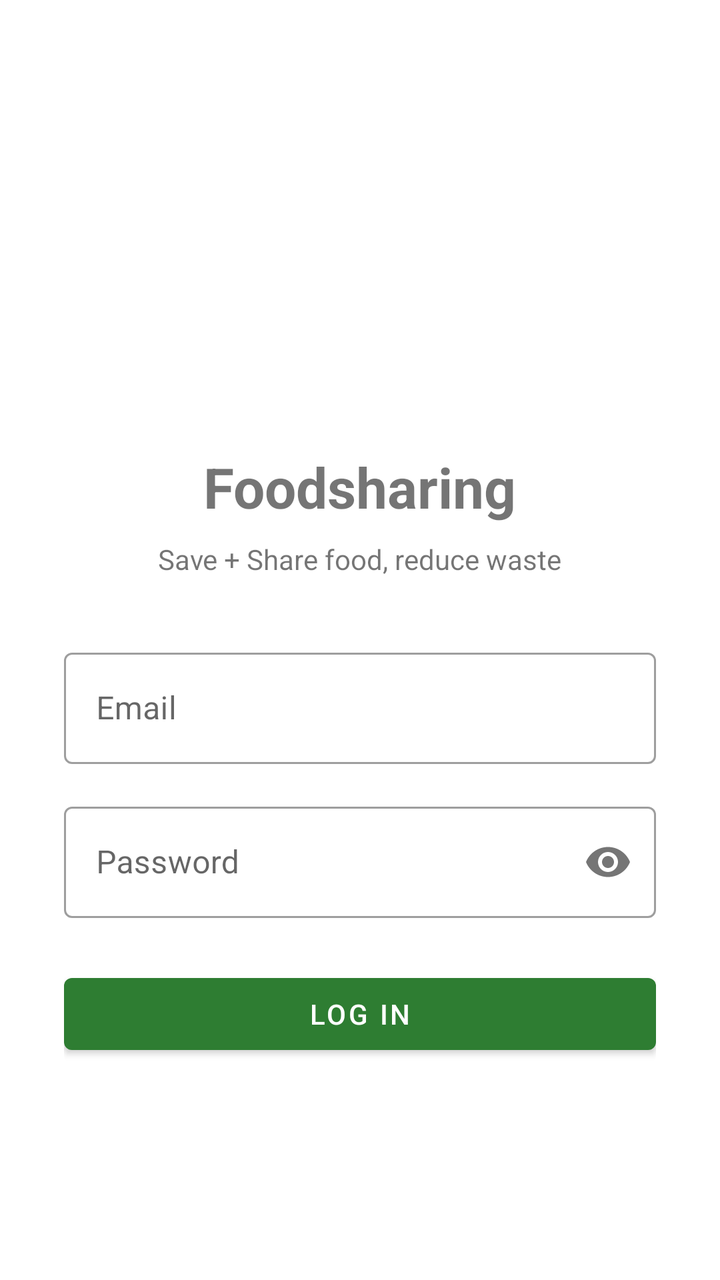
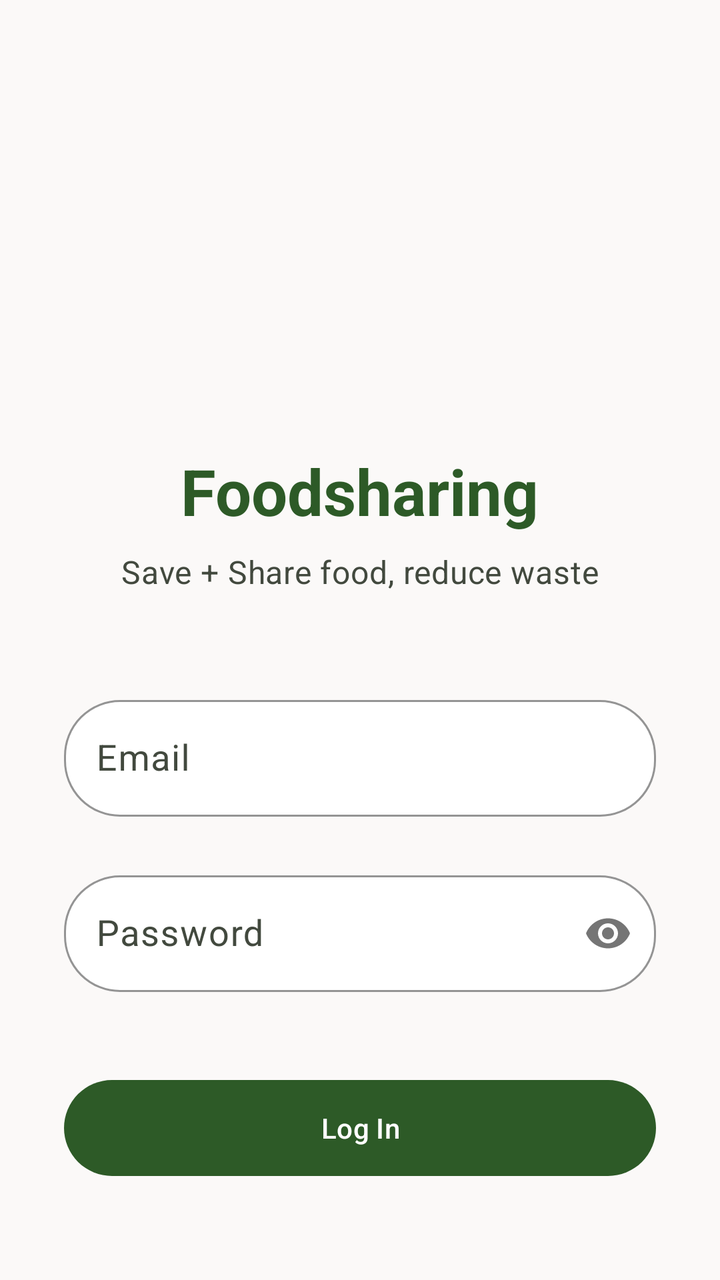

The first picture is an Android layout as it rendered before a commit; the second is the same layout after the commit. The layout source and the unified diff follow.
<!-- AndroidManifest.xml: application theme Theme.FoodsharingApp -->
<!-- res/layout/activity_login.xml -->
<?xml version="1.0" encoding="utf-8"?>
<ScrollView xmlns:android="http://schemas.android.com/apk/res/android"
    android:layout_width="match_parent"
    android:layout_height="match_parent"
    android:fillViewport="true">

    <LinearLayout
        android:layout_width="match_parent"
        android:layout_height="wrap_content"
        android:orientation="vertical"
        android:padding="32dp"
        android:gravity="center">

        <ImageView
            android:id="@+id/ivLogo"
            android:layout_width="100dp"
            android:layout_height="100dp"
            android:src="@mipmap/ic_launcher"
            android:layout_marginBottom="16dp"
            android:contentDescription="@string/app_name" />

        <TextView
            android:layout_width="wrap_content"
            android:layout_height="wrap_content"
            android:text="@string/app_name"
            android:textSize="28sp"
            android:textStyle="bold"
            android:layout_marginBottom="8dp" />

        <TextView
            android:layout_width="wrap_content"
            android:layout_height="wrap_content"
            android:text="@string/login_subtitle"
            android:textSize="14sp"
            android:layout_marginBottom="32dp" />

        
        <TextView
            android:id="@+id/tvSelectServer"
            android:layout_width="match_parent"
            android:layout_height="wrap_content"
            android:text="@string/select_server"
            android:textStyle="bold"
            android:layout_marginBottom="8dp"
            android:visibility="gone" />

        <RadioGroup
            android:id="@+id/rgServer"
            android:layout_width="match_parent"
            android:layout_height="wrap_content"
            android:orientation="vertical"
            android:layout_marginBottom="24dp"
            android:visibility="gone">

            <RadioButton
                android:id="@+id/rbProduction"
                android:layout_width="wrap_content"
                android:layout_height="wrap_content"
                android:text="@string/server_production"
                android:checked="true" />

            <RadioButton
                android:id="@+id/rbBeta"
                android:layout_width="wrap_content"
                android:layout_height="wrap_content"
                android:text="@string/server_beta" />
        </RadioGroup>

        <com.google.android.material.textfield.TextInputLayout
            android:layout_width="match_parent"
            android:layout_height="wrap_content"
            android:hint="@string/email"
            style="@style/Widget.MaterialComponents.TextInputLayout.OutlinedBox"
            android:layout_marginBottom="16dp">

            <com.google.android.material.textfield.TextInputEditText
                android:id="@+id/etEmail"
                android:layout_width="match_parent"
                android:layout_height="wrap_content"
                android:inputType="textEmailAddress" />
        </com.google.android.material.textfield.TextInputLayout>

        <com.google.android.material.textfield.TextInputLayout
            android:layout_width="match_parent"
            android:layout_height="wrap_content"
            android:hint="@string/password"
            style="@style/Widget.MaterialComponents.TextInputLayout.OutlinedBox"
            app:passwordToggleEnabled="true"
            xmlns:app="http://schemas.android.com/apk/res-auto"
            android:layout_marginBottom="24dp">

            <com.google.android.material.textfield.TextInputEditText
                android:id="@+id/etPassword"
                android:layout_width="match_parent"
                android:layout_height="wrap_content"
                android:inputType="textPassword" />
        </com.google.android.material.textfield.TextInputLayout>

        <ProgressBar
            android:id="@+id/progressBar"
            android:layout_width="wrap_content"
            android:layout_height="wrap_content"
            android:visibility="gone"
            android:layout_marginBottom="8dp" />

        <com.google.android.material.button.MaterialButton
            android:id="@+id/btnLogin"
            android:layout_width="match_parent"
            android:layout_height="wrap_content"
            android:text="@string/login" />

    </LinearLayout>
</ScrollView>
<!-- resources referenced by this layout -->
<resources>
  <style name="Theme.FoodsharingApp" parent="Theme.MaterialComponents.DayNight.DarkActionBar">
          <item name="colorPrimary">@color/colorPrimary</item>
          <item name="colorPrimaryVariant">@color/colorPrimaryVariant</item>
          <item name="colorOnPrimary">@color/colorOnPrimary</item>
          <item name="colorSecondary">@color/colorSecondary</item>
          <item name="colorOnSecondary">@color/colorOnSecondary</item>
          <item name="android:statusBarColor">@color/colorPrimaryVariant</item>
      </style>
  <color name="colorPrimary">#2e7d32</color>
  <color name="colorPrimaryVariant">#1b5e20</color>
  <color name="colorOnPrimary">#ffffff</color>
  <color name="colorSecondary">#ff6f00</color>
  <color name="colorOnSecondary">#000000</color>
  <!-- unchanged entries left out for length: 10 -->
</resources>

<!-- the commit's change to res/layout/activity_login.xml (unified diff, before → after) -->
@@ -1,77 +1,59 @@
 <?xml version="1.0" encoding="utf-8"?>
 <ScrollView xmlns:android="http://schemas.android.com/apk/res/android"
+    xmlns:app="http://schemas.android.com/apk/res-auto"
+    xmlns:tools="http://schemas.android.com/tools"
     android:layout_width="match_parent"
     android:layout_height="match_parent"
+    android:background="@color/background"
     android:fillViewport="true">
 
-    <LinearLayout
+    <androidx.constraintlayout.widget.ConstraintLayout
         android:layout_width="match_parent"
         android:layout_height="wrap_content"
-        android:orientation="vertical"
-        android:padding="32dp"
-        android:gravity="center">
+        android:padding="32dp">
 
         <ImageView
             android:id="@+id/ivLogo"
-            android:layout_width="100dp"
-            android:layout_height="100dp"
+            android:layout_width="120dp"
+            android:layout_height="120dp"
+            android:layout_marginTop="48dp"
+            android:contentDescription="@string/app_name"
             android:src="@mipmap/ic_launcher"
-            android:layout_marginBottom="16dp"
-            android:contentDescription="@string/app_name" />
+            app:layout_constraintEnd_toEndOf="parent"
+            app:layout_constraintStart_toStartOf="parent"
+            app:layout_constraintTop_toTopOf="parent" />
 
         <TextView
+            android:id="@+id/tvAppName"
             android:layout_width="wrap_content"
             android:layout_height="wrap_content"
+            android:layout_marginTop="24dp"
             android:text="@string/app_name"
-            android:textSize="28sp"
-            android:textStyle="bold"
-            android:layout_marginBottom="8dp" />
+            android:textAppearance="?attr/textAppearanceHeadlineLarge"
+            android:textColor="@color/primary"
+            app:layout_constraintEnd_toEndOf="parent"
+            app:layout_constraintStart_toStartOf="parent"
+            app:layout_constraintTop_toBottomOf="@+id/ivLogo" />
 
         <TextView
+            android:id="@+id/tvSubtitle"
             android:layout_width="wrap_content"
             android:layout_height="wrap_content"
+            android:layout_marginTop="8dp"
             android:text="@string/login_subtitle"
-            android:textSize="14sp"
-            android:layout_marginBottom="32dp" />
+            android:textAppearance="?attr/textAppearanceBodyMedium"
+            app:layout_constraintEnd_toEndOf="parent"
+            app:layout_constraintStart_toStartOf="parent"
+            app:layout_constraintTop_toBottomOf="@+id/tvAppName" />
 
-        
-        <TextView
-            android:id="@+id/tvSelectServer"
+        <com.google.android.material.textfield.TextInputLayout
+            android:id="@+id/tilEmail"
+            style="@style/Widget.Foodsharing.TextInputLayout.Pill"
             android:layout_width="match_parent"
             android:layout_height="wrap_content"
-            android:text="@string/select_server"
-            android:textStyle="bold"
-            android:layout_marginBottom="8dp"
-            android:visibility="gone" />
-
-        <RadioGroup
-            android:id="@+id/rgServer"
-            android:layout_width="match_parent"
-            android:layout_height="wrap_content"
-            android:orientation="vertical"
-            android:layout_marginBottom="24dp"
-            android:visibility="gone">
-
-            <RadioButton
-                android:id="@+id/rbProduction"
-                android:layout_width="wrap_content"
-                android:layout_height="wrap_content"
-                android:text="@string/server_production"
-                android:checked="true" />
-
-            <RadioButton
-                android:id="@+id/rbBeta"
-                android:layout_width="wrap_content"
-                android:layout_height="wrap_content"
-                android:text="@string/server_beta" />
-        </RadioGroup>
-
-        <com.google.android.material.textfield.TextInputLayout
-            android:layout_width="match_parent"
-            android:layout_height="wrap_content"
+            android:layout_marginTop="48dp"
             android:hint="@string/email"
-            style="@style/Widget.MaterialComponents.TextInputLayout.OutlinedBox"
-            android:layout_marginBottom="16dp">
+            app:layout_constraintTop_toBottomOf="@+id/tvSubtitle">
 
             <com.google.android.material.textfield.TextInputEditText
                 android:id="@+id/etEmail"
@@ -81,13 +63,14 @@
         </com.google.android.material.textfield.TextInputLayout>
 
         <com.google.android.material.textfield.TextInputLayout
+            android:id="@+id/tilPassword"
+            style="@style/Widget.Foodsharing.TextInputLayout.Pill"
             android:layout_width="match_parent"
             android:layout_height="wrap_content"
+            android:layout_marginTop="16dp"
             android:hint="@string/password"
-            style="@style/Widget.MaterialComponents.TextInputLayout.OutlinedBox"
-            app:passwordToggleEnabled="true"
-            xmlns:app="http://schemas.android.com/apk/res-auto"
-            android:layout_marginBottom="24dp">
+            app:layout_constraintTop_toBottomOf="@+id/tilEmail"
+            app:passwordToggleEnabled="true">
 
             <com.google.android.material.textfield.TextInputEditText
                 android:id="@+id/etPassword"
@@ -96,18 +79,57 @@
                 android:inputType="textPassword" />
         </com.google.android.material.textfield.TextInputLayout>
 
+        <TextView
+            android:id="@+id/tvSelectServer"
+            android:layout_width="wrap_content"
+            android:layout_height="wrap_content"
+            android:layout_marginTop="16dp"
+            android:text="@string/select_server"
+            android:textAppearance="?attr/textAppearanceTitleMedium"
+            android:visibility="gone"
+            app:layout_constraintStart_toStartOf="parent"
+            app:layout_constraintTop_toBottomOf="@+id/tilPassword" />
+
+        <RadioGroup
+            android:id="@+id/rgServer"
+            android:layout_width="match_parent"
+            android:layout_height="wrap_content"
+            android:layout_marginTop="8dp"
+            android:orientation="vertical"
+            android:visibility="gone"
+            app:layout_constraintTop_toBottomOf="@+id/tvSelectServer">
+
+            <com.google.android.material.radiobutton.MaterialRadioButton
+                android:id="@+id/rbProduction"
+                android:layout_width="wrap_content"
+                android:layout_height="wrap_content"
+                android:text="@string/server_production" />
+
+            <com.google.android.material.radiobutton.MaterialRadioButton
+                android:id="@+id/rbBeta"
+                android:layout_width="wrap_content"
+                android:layout_height="wrap_content"
+                android:text="@string/server_beta" />
+        </RadioGroup>
+
+        <com.google.android.material.button.MaterialButton
+            android:id="@+id/btnLogin"
+            style="@style/Widget.Foodsharing.Button.Pill"
+            android:layout_width="match_parent"
+            android:layout_height="wrap_content"
+            android:layout_marginTop="32dp"
+            android:text="@string/login"
+            app:layout_constraintTop_toBottomOf="@+id/rgServer" />
+
         <ProgressBar
             android:id="@+id/progressBar"
             android:layout_width="wrap_content"
             android:layout_height="wrap_content"
+            android:layout_marginTop="16dp"
             android:visibility="gone"
-            android:layout_marginBottom="8dp" />
+            app:layout_constraintEnd_toEndOf="parent"
+            app:layout_constraintStart_toStartOf="parent"
+            app:layout_constraintTop_toBottomOf="@+id/btnLogin" />
 
-        <com.google.android.material.button.MaterialButton
-            android:id="@+id/btnLogin"
-            android:layout_width="match_parent"
-            android:layout_height="wrap_content"
-            android:text="@string/login" />
-
-    </LinearLayout>
+    </androidx.constraintlayout.widget.ConstraintLayout>
 </ScrollView>
<!-- resource entries referenced after the edit -->
@@ -1,18 +1,105 @@
 <!-- resources referenced by this layout -->
 <resources>
-  <style name="Theme.FoodsharingApp" parent="Theme.MaterialComponents.DayNight.DarkActionBar">
-          <item name="colorPrimary">@color/colorPrimary</item>
-          <item name="colorPrimaryVariant">@color/colorPrimaryVariant</item>
-          <item name="colorOnPrimary">@color/colorOnPrimary</item>
-          <item name="colorSecondary">@color/colorSecondary</item>
-          <item name="colorOnSecondary">@color/colorOnSecondary</item>
-          <item name="android:statusBarColor">@color/colorPrimaryVariant</item>
+  <color name="background">#fbf9f8</color>
+  <color name="primary">#2D5A27</color>
+  <style name="Widget.Foodsharing.Button.Pill" parent="Widget.Material3.Button">
+          <item name="shapeAppearance">@style/ShapeAppearance.Foodsharing.Circular</item>
+          <item name="android:paddingTop">12dp</item>
+          <item name="android:paddingBottom">12dp</item>
+          <item name="android:minHeight">56dp</item>
       </style>
-  <color name="colorPrimary">#2e7d32</color>
-  <color name="colorPrimaryVariant">#1b5e20</color>
-  <color name="colorOnPrimary">#ffffff</color>
-  <color name="colorSecondary">#ff6f00</color>
-  <color name="colorOnSecondary">#000000</color>
+  <style name="Widget.Foodsharing.TextInputLayout.Pill" parent="Widget.Material3.TextInputLayout.OutlinedBox">
+          <item name="shapeAppearance">@style/ShapeAppearance.Foodsharing.Large</item>
+          <item name="boxStrokeColor">@color/primary</item>
+          <item name="boxBackgroundColor">@color/surface_pure</item>
+          <item name="android:paddingBottom">8dp</item>
+      </style>
+  <style name="Theme.FoodsharingApp" parent="Theme.Material3.DayNight.NoActionBar">
+          
+          <item name="colorPrimary">@color/primary</item>
+          <item name="colorOnPrimary">@color/on_primary</item>
+          <item name="colorPrimaryContainer">@color/primary_container</item>
+          <item name="colorOnPrimaryContainer">@color/on_primary_container</item>
+  
+          
+          <item name="colorSecondary">@color/secondary</item>
+          <item name="colorOnSecondary">@color/on_secondary</item>
+          <item name="colorSecondaryContainer">@color/secondary_container</item>
+          <item name="colorOnSecondaryContainer">@color/on_secondary_container</item>
+  
+          
+          <item name="colorTertiary">@color/tertiary</item>
+          <item name="colorOnTertiary">@color/on_tertiary</item>
+  
+          
+          <item name="android:statusBarColor">@color/background</item>
+          <item name="android:windowLightStatusBar">true</item>
+  
+          
+          <item name="android:windowBackground">@color/background</item>
+          <item name="colorSurface">@color/surface_pure</item>
+          <item name="colorSurfaceVariant">@color/surface_variant</item>
+          <item name="colorOnSurface">@color/on_surface</item>
+          <item name="colorOnSurfaceVariant">@color/on_surface_variant</item>
+  
+          <item name="textAppearanceHeadlineLarge">@style/TextAppearance.Foodsharing.HeadlineLarge</item>
+          <item name="textAppearanceHeadlineMedium">@style/TextAppearance.Foodsharing.HeadlineMedium</item>
+          <item name="textAppearanceBodyLarge">@style/TextAppearance.Foodsharing.BodyLarge</item>
+          <item name="textAppearanceBodyMedium">@style/TextAppearance.Foodsharing.BodyMedium</item>
+          <item name="textAppearanceLabelMedium">@style/TextAppearance.Foodsharing.LabelMedium</item>
+  
+          <item name="shapeAppearanceSmallComponent">@style/ShapeAppearance.Foodsharing.Small</item>
+          <item name="shapeAppearanceMediumComponent">@style/ShapeAppearance.Foodsharing.Medium</item>
+          <item name="shapeAppearanceLargeComponent">@style/ShapeAppearance.Foodsharing.Large</item>
+      </style>
+  <style name="ShapeAppearance.Foodsharing.Circular" parent="">
+          <item name="cornerSize">50%</item>
+      </style>
+  <style name="ShapeAppearance.Foodsharing.Large" parent="ShapeAppearance.Material3.LargeComponent">
+          <item name="cornerSize">28dp</item>
+      </style>
+  <color name="surface_pure">#FFFFFF</color>
+  <color name="on_primary">#FFFFFF</color>
+  <color name="primary_container">#2d5a27</color>
+  <color name="on_primary_container">#9dd090</color>
+  <color name="secondary">#2c6956</color>
+  <color name="on_secondary">#ffffff</color>
+  <color name="secondary_container">#aeedd5</color>
+  <color name="on_secondary_container">#316d5b</color>
+  <color name="tertiary">#383a37</color>
+  <color name="on_tertiary">#ffffff</color>
+  <color name="surface_variant">#e4e2e2</color>
+  <color name="on_surface">#1b1c1c</color>
+  <color name="on_surface_variant">#42493e</color>
+  <style name="TextAppearance.Foodsharing.HeadlineLarge" parent="TextAppearance.Material3.HeadlineLarge">
+          <item name="android:textSize">32sp</item>
+          <item name="android:textStyle">bold</item>
+          <item name="android:textColor">@color/on_surface</item>
+      </style>
+  <style name="TextAppearance.Foodsharing.HeadlineMedium" parent="TextAppearance.Material3.HeadlineMedium">
+          <item name="android:textSize">24sp</item>
+          <item name="android:textStyle">bold</item>
+          <item name="android:textColor">@color/on_surface</item>
+      </style>
+  <style name="TextAppearance.Foodsharing.BodyLarge" parent="TextAppearance.Material3.BodyLarge">
+          <item name="android:textSize">18sp</item>
+          <item name="android:textColor">@color/on_surface</item>
+      </style>
+  <style name="TextAppearance.Foodsharing.BodyMedium" parent="TextAppearance.Material3.BodyMedium">
+          <item name="android:textSize">16sp</item>
+          <item name="android:textColor">@color/on_surface_variant</item>
+      </style>
+  <style name="TextAppearance.Foodsharing.LabelMedium" parent="TextAppearance.Material3.LabelMedium">
+          <item name="android:textSize">14sp</item>
+          <item name="android:textStyle">bold</item>
+          <item name="android:textColor">@color/on_surface</item>
+      </style>
+  <style name="ShapeAppearance.Foodsharing.Small" parent="ShapeAppearance.Material3.SmallComponent">
+          <item name="cornerSize">12dp</item>
+      </style>
+  <style name="ShapeAppearance.Foodsharing.Medium" parent="ShapeAppearance.Material3.MediumComponent">
+          <item name="cornerSize">20dp</item>
+      </style>
   <!-- unchanged entries left out for length: 10 -->
 </resources>
 
